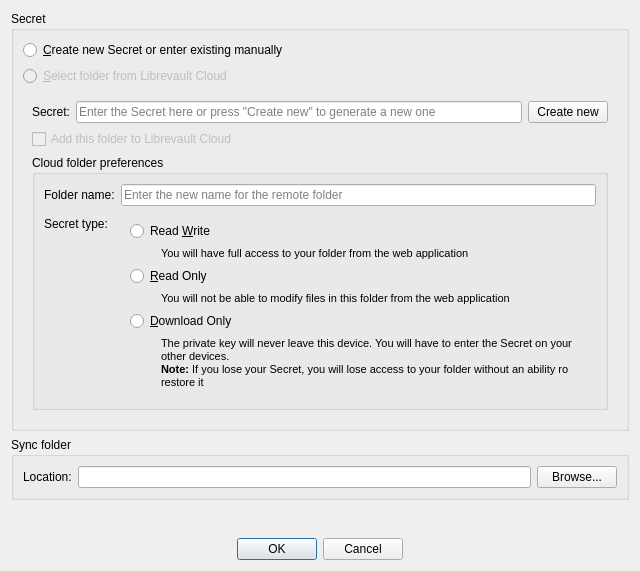
This is gui/gui/AddFolder.ui in librevault/librevault as Qt 5 draws it before an edit. The edited form follows.
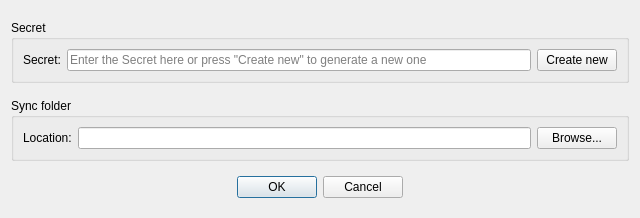
This is the edited form. Icons and pictures are not drawn.

```diff
--- a/gui/gui/AddFolder.ui
+++ b/gui/gui/AddFolder.ui
@@ -10,7 +10,7 @@
     <x>0</x>
     <y>0</y>
     <width>640</width>
-    <height>571</height>
+    <height>218</height>
    </rect>
   </property>
   <property name="sizePolicy">
@@ -49,201 +49,29 @@
      </property>
      <layout class="QVBoxLayout" name="verticalLayout_2">
       <item>
-       <widget class="QRadioButton" name="radio_SecretManual">
-        <property name="text">
-         <string>&amp;Create new Secret or enter existing manually</string>
-        </property>
-       </widget>
-      </item>
-      <item>
-       <widget class="QRadioButton" name="radio_SecretCloud">
-        <property name="enabled">
-         <bool>false</bool>
-        </property>
-        <property name="text">
-         <string>&amp;Select folder from Librevault Cloud</string>
-        </property>
-       </widget>
-      </item>
-      <item>
-       <widget class="QStackedWidget" name="stackedWidget">
-        <property name="sizePolicy">
-         <sizepolicy hsizetype="Preferred" vsizetype="Preferred">
-          <horstretch>0</horstretch>
-          <verstretch>0</verstretch>
-         </sizepolicy>
-        </property>
-        <property name="currentIndex">
-         <number>0</number>
-        </property>
-        <widget class="QWidget" name="page_Manual">
-         <layout class="QGridLayout" name="gridLayout">
-          <item row="1" column="0" colspan="3">
-           <layout class="QGridLayout" name="layout_ManualAddCloud">
-            <item row="0" column="0">
-             <widget class="QCheckBox" name="box_AddToCloud">
-              <property name="enabled">
-               <bool>false</bool>
-              </property>
-              <property name="text">
-               <string>Add this folder to Librevault Cloud</string>
-              </property>
-             </widget>
-            </item>
-            <item row="1" column="0">
-             <widget class="QGroupBox" name="group_AddToCloud">
-              <property name="title">
-               <string>Cloud folder preferences</string>
-              </property>
-              <layout class="QFormLayout" name="formLayout">
-               <item row="0" column="0">
-                <widget class="QLabel" name="label_2">
-                 <property name="text">
-                  <string>Folder name:</string>
-                 </property>
-                </widget>
-               </item>
-               <item row="0" column="1">
-                <widget class="QLineEdit" name="line_AddToCloudName">
-                 <property name="placeholderText">
-                  <string>Enter the new name for the remote folder</string>
-                 </property>
-                </widget>
-               </item>
-               <item row="1" column="0">
-                <widget class="QLabel" name="label_3">
-                 <property name="text">
-                  <string>Secret type:</string>
-                 </property>
-                </widget>
-               </item>
-               <item row="1" column="1">
-                <widget class="QWidget" name="widget" native="true">
-                 <property name="sizePolicy">
-                  <sizepolicy hsizetype="MinimumExpanding" vsizetype="Expanding">
-                   <horstretch>0</horstretch>
-                   <verstretch>0</verstretch>
-                  </sizepolicy>
-                 </property>
-                 <layout class="QGridLayout" name="gridLayout_4">
-                  <item row="1" column="1">
-                   <widget class="QLabel" name="label_4">
-                    <property name="sizePolicy">
-                     <sizepolicy hsizetype="MinimumExpanding" vsizetype="Preferred">
-                      <horstretch>0</horstretch>
-                      <verstretch>0</verstretch>
-                     </sizepolicy>
-                    </property>
-                    <property name="text">
-                     <string>&lt;html&gt;&lt;head/&gt;&lt;body&gt;&lt;p&gt;&lt;span style=&quot; font-size:8pt;&quot;&gt;You will have full access to your folder from the web application&lt;/span&gt;&lt;/p&gt;&lt;/body&gt;&lt;/html&gt;</string>
-                    </property>
-                    <property name="wordWrap">
-                     <bool>true</bool>
-                    </property>
-                   </widget>
-                  </item>
-                  <item row="2" column="0" colspan="2">
-                   <widget class="QRadioButton" name="radio_RO">
-                    <property name="text">
-                     <string>&amp;Read Only</string>
-                    </property>
-                   </widget>
-                  </item>
-                  <item row="4" column="0" colspan="2">
-                   <widget class="QRadioButton" name="radio_DO">
-                    <property name="text">
-                     <string>&amp;Download Only</string>
-                    </property>
-                   </widget>
-                  </item>
-                  <item row="0" column="0" colspan="2">
-                   <widget class="QRadioButton" name="radio_RW">
-                    <property name="text">
-                     <string>Read &amp;Write</string>
-                    </property>
-                   </widget>
-                  </item>
-                  <item row="1" column="0">
-                   <spacer name="horizontalSpacer">
-                    <property name="orientation">
-                     <enum>Qt::Horizontal</enum>
-                    </property>
-                    <property name="sizeType">
-                     <enum>QSizePolicy::Fixed</enum>
-                    </property>
-                    <property name="sizeHint" stdset="0">
-                     <size>
-                      <width>25</width>
-                      <height>5</height>
-                     </size>
-                    </property>
-                   </spacer>
-                  </item>
-                  <item row="3" column="1">
-                   <widget class="QLabel" name="label_5">
-                    <property name="sizePolicy">
-                     <sizepolicy hsizetype="MinimumExpanding" vsizetype="Preferred">
-                      <horstretch>0</horstretch>
-                      <verstretch>0</verstretch>
-                     </sizepolicy>
-                    </property>
-                    <property name="text">
-                     <string>&lt;html&gt;&lt;head/&gt;&lt;body&gt;&lt;p&gt;&lt;span style=&quot; font-size:8pt;&quot;&gt;You will not be able to modify files in this folder from the web application&lt;/span&gt;&lt;/p&gt;&lt;/body&gt;&lt;/html&gt;</string>
-                    </property>
-                    <property name="wordWrap">
-                     <bool>true</bool>
-                    </property>
-                   </widget>
-                  </item>
-                  <item row="5" column="1">
-                   <widget class="QLabel" name="label_6">
-                    <property name="sizePolicy">
-                     <sizepolicy hsizetype="MinimumExpanding" vsizetype="Preferred">
-                      <horstretch>0</horstretch>
-                      <verstretch>0</verstretch>
-                     </sizepolicy>
-                    </property>
-                    <property name="text">
-                     <string>&lt;html&gt;&lt;head/&gt;&lt;body&gt;&lt;p&gt;&lt;span style=&quot; font-size:8pt;&quot;&gt;The private key will never leave this device. You will have to enter the Secret on your other devices.&lt;br/&gt;&lt;/span&gt;&lt;span style=&quot; font-size:8pt; font-weight:600;&quot;&gt;Note:&lt;/span&gt;&lt;span style=&quot; font-size:8pt;&quot;&gt; If you lose your Secret, you will lose access to your folder without an ability ro restore it&lt;/span&gt;&lt;/p&gt;&lt;/body&gt;&lt;/html&gt;</string>
-                    </property>
-                    <property name="wordWrap">
-                     <bool>true</bool>
-                    </property>
-                   </widget>
-                  </item>
-                 </layout>
-                </widget>
-               </item>
-              </layout>
-             </widget>
-            </item>
-           </layout>
-          </item>
-          <item row="0" column="0">
-           <widget class="QLabel" name="label">
-            <property name="text">
-             <string>Secret:</string>
-            </property>
-           </widget>
-          </item>
-          <item row="0" column="1">
-           <widget class="QLineEdit" name="line_Secret">
-            <property name="placeholderText">
-             <string>Enter the Secret here or press &quot;Create new&quot; to generate a new one</string>
-            </property>
-           </widget>
-          </item>
-          <item row="0" column="2">
-           <widget class="QPushButton" name="button_CreateSecret">
-            <property name="text">
-             <string>Create new</string>
-            </property>
-           </widget>
-          </item>
-         </layout>
-        </widget>
-        <widget class="QWidget" name="page_Cloud"/>
-       </widget>
+       <layout class="QHBoxLayout" name="horizontalLayout_3">
+        <item>
+         <widget class="QLabel" name="label">
+          <property name="text">
+           <string>Secret:</string>
+          </property>
+         </widget>
+        </item>
+        <item>
+         <widget class="QLineEdit" name="line_Secret">
+          <property name="placeholderText">
+           <string>Enter the Secret here or press &quot;Create new&quot; to generate a new one</string>
+          </property>
+         </widget>
+        </item>
+        <item>
+         <widget class="QPushButton" name="button_CreateSecret">
+          <property name="text">
+           <string>Create new</string>
+          </property>
+         </widget>
+        </item>
+       </layout>
       </item>
      </layout>
     </widget>
@@ -280,22 +108,6 @@
      </layout>
     </widget>
    </item>
-   <item>
-    <spacer name="verticalSpacer_2">
-     <property name="orientation">
-      <enum>Qt::Vertical</enum>
-     </property>
-     <property name="sizeType">
-      <enum>QSizePolicy::Expanding</enum>
-     </property>
-     <property name="sizeHint" stdset="0">
-      <size>
-       <width>0</width>
-       <height>0</height>
-      </size>
-     </property>
-    </spacer>
-   </item>
    <item>
     <spacer name="verticalSpacer">
      <property name="orientation">
```
Left out of the diff: 28 changed lines with no effect on the pictures.
